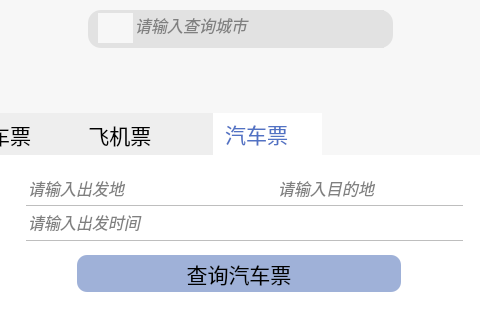
Before: the Qt Designer form Traffic-consultation-system/UserHomePage.ui in luaming/Traffic-consultation-system, drawn with Qt 5; both pictures show x 157 to 637 and y 0 to 320 of the 800 by 500 pixel window.
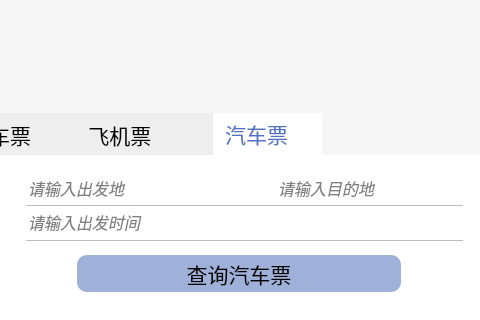
After: the same form once the commit is applied. The open tabs and pages were chosen to show the change. Icons and pictures are not drawn.

Diff of the .ui file:
```diff
--- a/Traffic-consultation-system/UserHomePage.ui
+++ b/Traffic-consultation-system/UserHomePage.ui
@@ -141,23 +141,6 @@
      </property>
     </widget>
    </widget>
-   <widget class="QLabel" name="label">
-    <property name="geometry">
-     <rect>
-      <x>245</x>
-      <y>10</y>
-      <width>305</width>
-      <height>38</height>
-     </rect>
-    </property>
-    <property name="styleSheet">
-     <string notr="true">border-radius:13px;
-background-color:#e2e2e2;</string>
-    </property>
-    <property name="text">
-     <string/>
-    </property>
-   </widget>
    <widget class="QTabWidget" name="tabWidget">
     <property name="geometry">
      <rect>
@@ -893,47 +876,6 @@
      </widget>
     </widget>
    </widget>
-   <widget class="QLabel" name="label_5">
-    <property name="geometry">
-     <rect>
-      <x>255</x>
-      <y>13</y>
-      <width>38</width>
-      <height>30</height>
-     </rect>
-    </property>
-    <property name="text">
-     <string/>
-    </property>
-    <property name="pixmap">
-     <pixmap resource="res.qrc">:/search.png</pixmap>
-    </property>
-    <property name="scaledContents">
-     <bool>true</bool>
-    </property>
-   </widget>
-   <widget class="QLineEdit" name="lineEdit_10">
-    <property name="geometry">
-     <rect>
-      <x>290</x>
-      <y>10</y>
-      <width>251</width>
-      <height>38</height>
-     </rect>
-    </property>
-    <property name="font">
-     <font>
-      <pointsize>12</pointsize>
-      <italic>true</italic>
-     </font>
-    </property>
-    <property name="styleSheet">
-     <string notr="true">background-color:#e2e2e2;border:none;color:grey</string>
-    </property>
-    <property name="text">
-     <string>请输入查询城市</string>
-    </property>
-   </widget>
   </widget>
  </widget>
  <resources>
```
Left out of the diff: 10 changed lines with no effect on the pictures.
